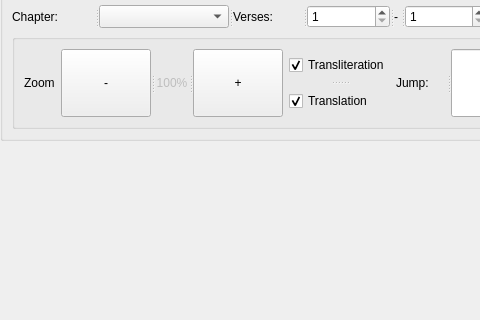
Old version of the form core/controls/quran_reader.ui in the repository abumq/project-islam; both pictures show x 0 to 480 and y 0 to 320 of the 681 by 487 pixel window.
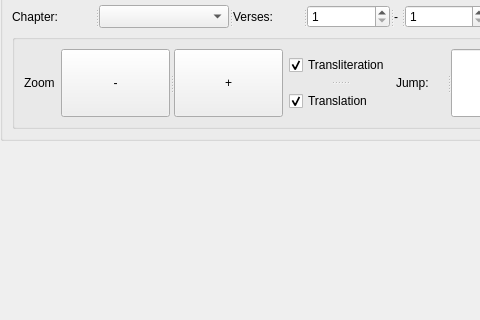
New version of the form.

The edit to the form file:
```diff
--- a/core/controls/quran_reader.ui
+++ b/core/controls/quran_reader.ui
@@ -119,17 +119,6 @@
            <string>-</string>
           </property>
          </widget>
-         <widget class="QLabel" name="lblZoomValue">
-          <property name="enabled">
-           <bool>false</bool>
-          </property>
-          <property name="text">
-           <string>100%</string>
-          </property>
-          <property name="alignment">
-           <set>Qt::AlignCenter</set>
-          </property>
-         </widget>
          <widget class="QPushButton" name="btnZoomIn">
           <property name="text">
            <string>+</string>
```
